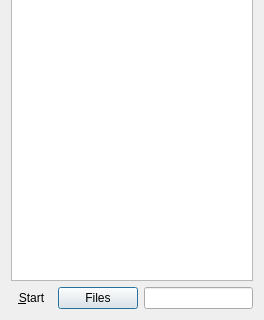
Old version of the form dialog.ui in the repository shaan7/Kapotah; both pictures show x 0 to 264 and y 149 to 469 of the 264 by 469 pixel window.
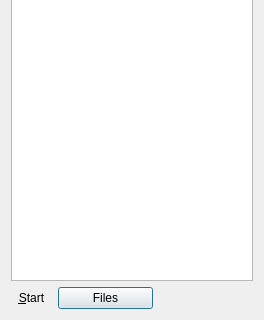
New version of the form. Icons and pictures are not drawn.

The edit to the form file:
```diff
--- a/dialog.ui
+++ b/dialog.ui
@@ -48,9 +48,9 @@
     </widget>
    </item>
    <item row="1" column="2">
-    <widget class="QLineEdit" name="updateNumOfPeers">
-     <property name="readOnly">
-      <bool>true</bool>
+    <widget class="QLabel" name="updateNumOfPeers">
+     <property name="text">
+      <string/>
      </property>
     </widget>
    </item>
```
